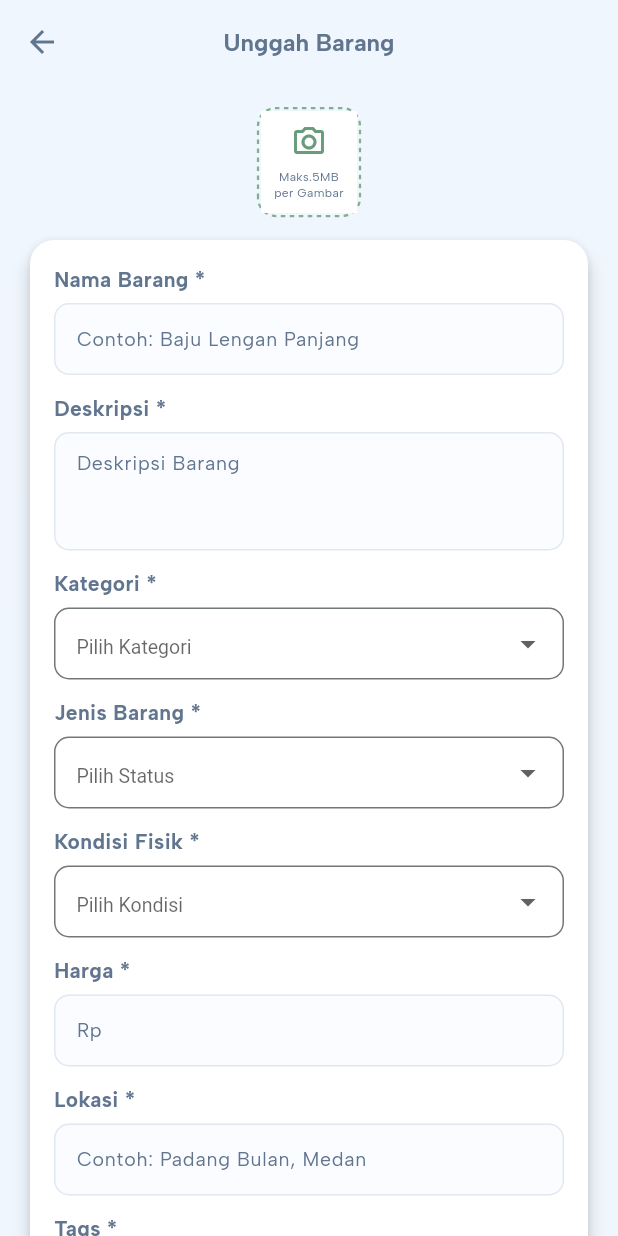
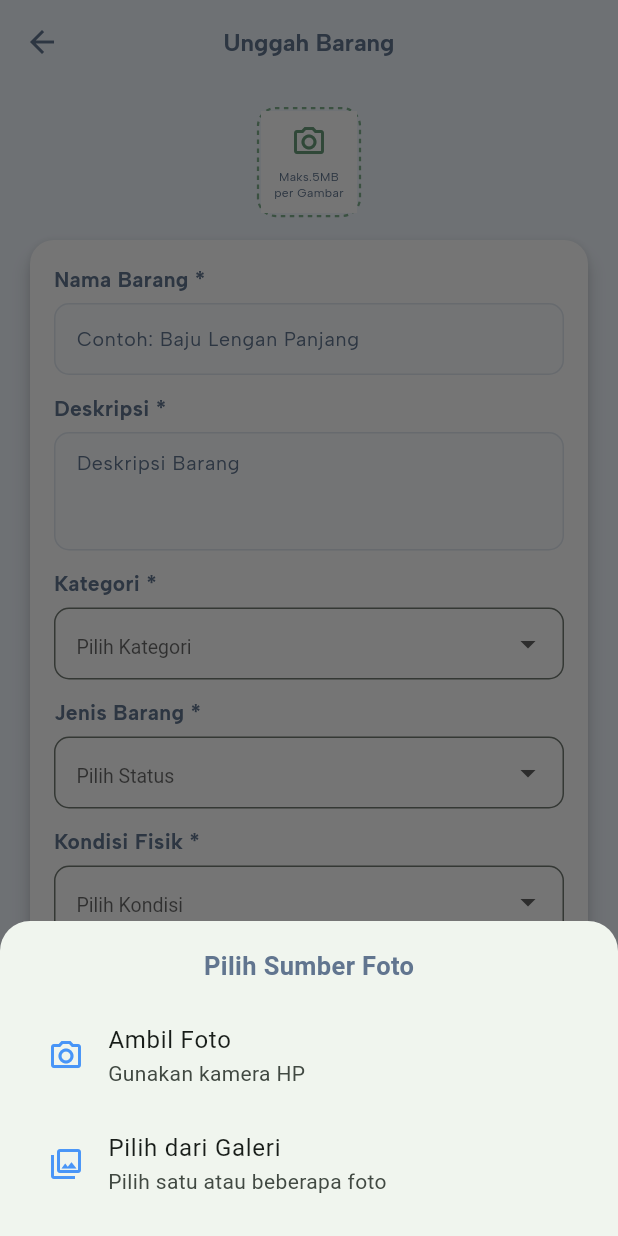
Before and after one commit to feliceyovita/TITIPIN, a Flutter app: the UploadItemScreen screen opened directly, after a tap on an icon or button, on a phone screen of 412 x 824 dp. Run offline on Flutter 3.47's test engine with Material 3 defaults, Android fonts, the phone set to English and light mode, and no system bars; drawn by our look-alikes of dotted_border; our stand-ins replace cloud_firestore, firebase_auth, firebase_core, font_awesome_flutter, google_fonts, image_picker; accounts and stored records are empty.

Commit message:
revisi backend unggah barang

```diff
--- a/lib/features/upload_item/upload_item_screen.dart
+++ b/lib/features/upload_item/upload_item_screen.dart
@@ -55,51 +55,137 @@ class _UploadItemScreenState extends State<UploadItemScreen> {
     super.dispose();
   }
 
+  // Memilih sumber foto tanpa mengubah mekanisme unggah Cloudinary.
+  Future<void> _pilihSumberFoto() async {
+    if (_isUploading) return;
+
+    if (images.length >= UploadBarangService.maxFoto) {
+      setState(() => _photoError = 'Maksimal 5 foto per barang.');
+      return;
+    }
+
+    final sumber = await showModalBottomSheet<ImageSource>(
+      context: context,
+      shape: const RoundedRectangleBorder(
+        borderRadius: BorderRadius.vertical(top: Radius.circular(20)),
+      ),
+      builder: (sheetContext) => SafeArea(
+        child: Padding(
+          padding: const EdgeInsets.fromLTRB(16, 18, 16, 12),
+          child: Column(
+            mainAxisSize: MainAxisSize.min,
+            children: [
+              Text(
+                'Pilih Sumber Foto',
+                style: TextStyle(
+                  fontSize: 17,
+                  fontWeight: FontWeight.bold,
+                  color: textColor,
+                ),
+              ),
+              const SizedBox(height: 12),
+              ListTile(
+                leading: const Icon(
+                  Icons.photo_camera_outlined,
+                  color: Color(0xFF4895F7),
+                ),
+                title: const Text('Ambil Foto'),
+                subtitle: const Text('Gunakan kamera HP'),
+                onTap: () => Navigator.of(sheetContext).pop(ImageSource.camera),
+              ),
+              ListTile(
+                leading: const Icon(
+                  Icons.photo_library_outlined,
+                  color: Color(0xFF4895F7),
+                ),
+                title: const Text('Pilih dari Galeri'),
+                subtitle: const Text('Pilih satu atau beberapa foto'),
+                onTap: () => Navigator.of(sheetContext).pop(ImageSource.gallery),
+              ),
+            ],
+          ),
+        ),
+      ),
+    );
+
+    if (!mounted || sumber == null) return;
+    if (sumber == ImageSource.camera) {
+      await _ambilFotoKamera();
+    } else {
+      await pickImage();
+    }
+  }
+
+  // Kamera menghasilkan satu foto, sedangkan galeri dapat memilih banyak.
+  Future<void> _ambilFotoKamera() async {
+    if (_isUploading) return;
+
+    try {
+      final foto = await picker.pickImage(
+        source: ImageSource.camera,
+        imageQuality: 85,
+      );
+      if (!mounted || foto == null) return;
+      await _tambahkanFoto([foto]);
+    } catch (e) {
+      if (mounted) _showMessage('Kamera tidak dapat dibuka: $e');
+    }
+  }
+
+  // Fungsi galeri lama tetap tersedia.
   Future<void> pickImage() async {
     if (_isUploading) return;
 
     try {
-      final result = await picker.pickMultiImage(imageQuality: 85);
-      if (!mounted || result.isEmpty) return;
+      final hasil = await picker.pickMultiImage(imageQuality: 85);
+      if (!mounted || hasil.isEmpty) return;
+      await _tambahkanFoto(hasil);
+    } catch (e) {
+      if (mounted) _showMessage('Gagal memilih foto: $e');
+    }
+  }
 
+  // Kedua sumber melewati validasi yang sama sebelum foto dimasukkan.
+  Future<void> _tambahkanFoto(List<XFile> fotoBaru) async {
     final accepted = <XFile>[];
     String? warning;
 
-      for (final image in result) {
+    for (final foto in fotoBaru) {
       if (images.length + accepted.length >= UploadBarangService.maxFoto) {
         warning = 'Maksimal 5 foto per barang.';
         break;
       }
 
-        final parts = image.name.split('.');
-        final ext = parts.length > 1 ? parts.last.toLowerCase() : '';
-        if (!{'jpg', 'jpeg', 'png', 'webp'}.contains(ext)) {
+      final bagianNama = foto.name.split('.');
+      final ekstensi = bagianNama.length > 1
+          ? bagianNama.last.toLowerCase()
+          : '';
+      if (!{'jpg', 'jpeg', 'png', 'webp'}.contains(ekstensi)) {
         warning = 'Foto hanya boleh JPG, JPEG, PNG, atau WebP.';
         continue;
       }
-        final size = await image.length();
-        if (size == 0 || size > UploadBarangService.maxUkuranFoto) {
+
+      final ukuran = await foto.length();
+      if (ukuran == 0 || ukuran > UploadBarangService.maxUkuranFoto) {
         warning = 'Ukuran tiap foto maksimal 5 MB.';
         continue;
       }
-        if (images.any((existing) => existing.path == image.path) ||
-            accepted.any((existing) => existing.path == image.path)) {
+
+      if (images.any((item) => item.path == foto.path) ||
+          accepted.any((item) => item.path == foto.path)) {
         continue;
       }
-        accepted.add(image);
+      accepted.add(foto);
     }
 
     if (!mounted) return;
     setState(() {
-        if (accepted.isNotEmpty) images.addAll(accepted);
+      images.addAll(accepted);
       _photoError = warning;
       if (_sudahMencobaUnggah && images.isEmpty) {
         _photoError ??= 'Foto barang tidak boleh kosong.';
       }
     });
-    } catch (e) {
-      if (mounted) _showMessage('Gagal memilih foto: $e');
-    }
   }
 
   void _showMessage(String message) {
@@ -429,7 +515,7 @@ class _UploadItemScreenState extends State<UploadItemScreen> {
               // Foto barang
               Center(
                 child: InkWell(
-                  onTap: _isUploading ? null : pickImage,
+                  onTap: _isUploading ? null : _pilihSumberFoto,
                   child: DottedBorder(
                     color: _photoError != null
                         ? Colors.red
```
Lines whose indentation alone changed are shown as unchanged.
